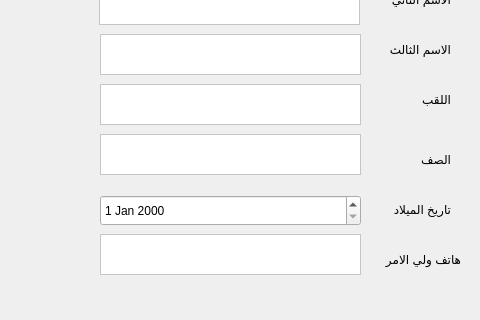
The window that studentDialog.ui (IbnEissa/EduTrackingPublic) describes before a commit, drawn with Qt 5; both pictures show x 0 to 480 and y 166 to 486 of the 480 by 640 pixel window.
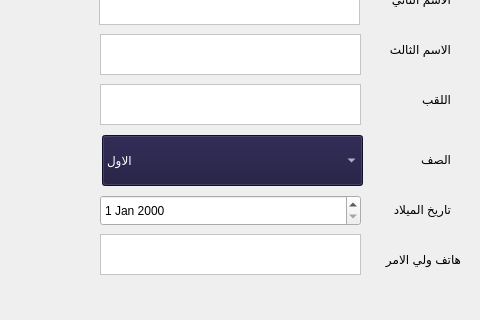
The same window after the commit.

Diff of the .ui file:
```diff
--- a/studentDialog.ui
+++ b/studentDialog.ui
@@ -229,21 +229,7 @@
     <string>الصف</string>
    </property>
   </widget>
-  <widget class="QTextEdit" name="txtName_5">
-   <property name="geometry">
-    <rect>
-     <x>100</x>
-     <y>300</y>
-     <width>261</width>
-     <height>41</height>
-    </rect>
-   </property>
-   <property name="styleSheet">
-    <string notr="true">background-color:rgb(255, 255, 255);
-color:rgb(0, 0, 0)</string>
-   </property>
-  </widget>
-  <widget class="QTextEdit" name="txtName">
+  <widget class="QTextEdit" name="txtStudentFName">
    <property name="geometry">
     <rect>
      <x>99</x>
@@ -281,6 +267,41 @@
     </rect>
    </property>
   </widget>
+  <widget class="QComboBox" name="combClasses">
+   <property name="geometry">
+    <rect>
+     <x>102</x>
+     <y>301</y>
+     <width>261</width>
+     <height>51</height>
+    </rect>
+   </property>
+   <property name="styleSheet">
+    <string notr="true">background-color:rgb(25, 21, 59);
+color:rgb(255, 255, 255);
+font: 12pt &quot;PT Bold Heading&quot;;</string>
+   </property>
+   <item>
+    <property name="text">
+     <string>الاول</string>
+    </property>
+   </item>
+   <item>
+    <property name="text">
+     <string>الثاني</string>
+    </property>
+   </item>
+   <item>
+    <property name="text">
+     <string>الثالث</string>
+    </property>
+   </item>
+   <item>
+    <property name="text">
+     <string>الرابع</string>
+    </property>
+   </item>
+  </widget>
  </widget>
  <resources/>
  <connections/>
```
Left out of the diff: 14 changed lines with no effect on the pictures.
